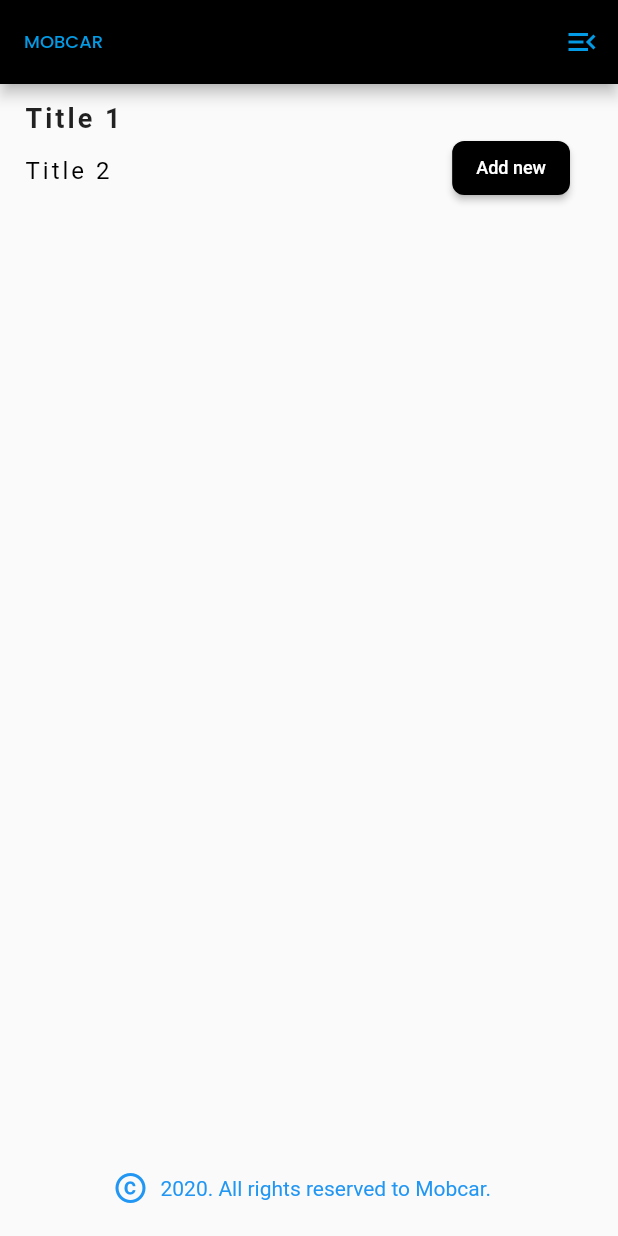
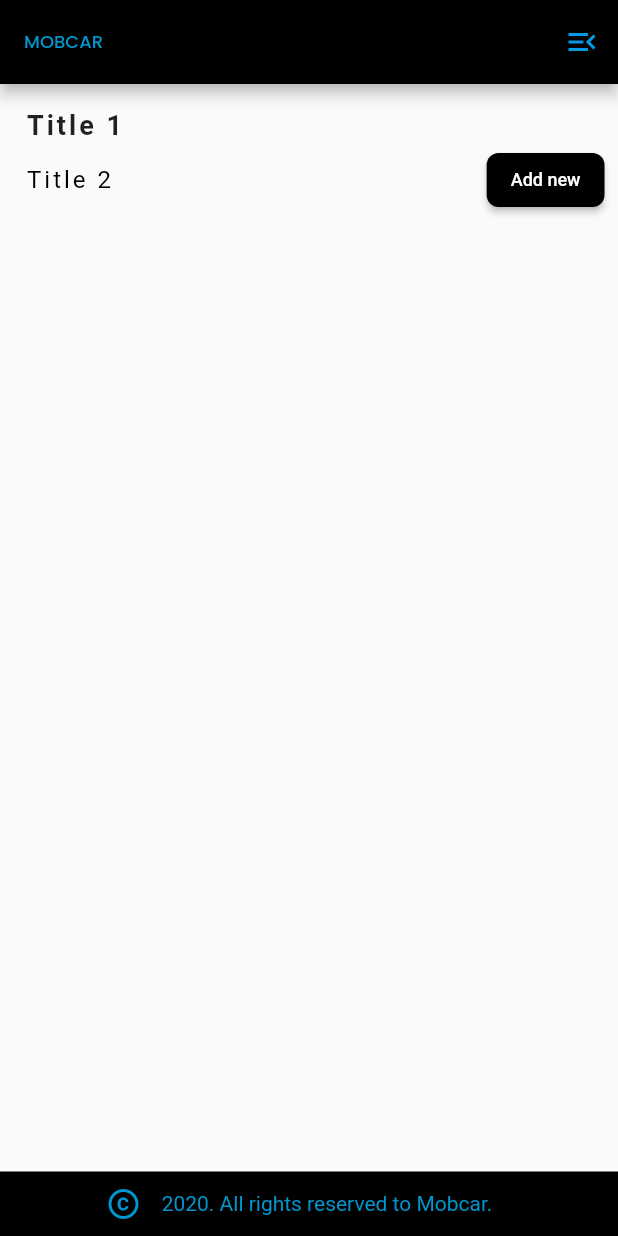
Before and after one commit to vitorfuji/teste_mobcar, a Flutter app: the screen it shows after launch, on a phone screen of 412 x 824 dp. Run offline on Flutter 3.47's test engine with Material 2 defaults, Android fonts, the phone set to English and light mode, and no system bars; our stand-ins replace google_fonts, page_transition; missing offline and left inert: footer.

Commit message:
Alteração HomePage

```diff
--- a/lib/main.dart
+++ b/lib/main.dart
@@ -1,6 +1,7 @@
 import 'package:flutter/material.dart';
 import 'package:flutter/services.dart';
 import 'package:mobcar/pages/home_page.dart';
+import 'package:mobcar/pages/homepagetest.dart';
 
 void main() {
   SystemChrome.setSystemUIOverlayStyle(
@@ -21,7 +22,7 @@ class MobcarApp extends StatelessWidget {
   Widget build(BuildContext context) {
     return const MaterialApp(
       // theme: ThemeData(scaffoldBackgroundColor: const Color(0xFF000000)),
-      home: HomePage(),
+      home: HomePageTest(),
     );
   }
 }
--- /dev/null
+++ b/lib/pages/copyright.dart
@@ -0,0 +1,39 @@
+import 'package:flutter/material.dart';
+import 'package:footer/footer.dart';
+import 'package:footer/footer_view.dart';
+
+class Copyright extends StatefulWidget {
+  const Copyright({Key? key}) : super(key: key);
+
+  @override
+  State<Copyright> createState() => _CopyrightState();
+}
+
+class _CopyrightState extends State<Copyright> {
+  @override
+  Widget build(BuildContext context) {
+    return Container(
+      color: Colors.black,
+      child: Row(
+        mainAxisAlignment: MainAxisAlignment.center,
+        crossAxisAlignment: CrossAxisAlignment.center,
+        children: const [
+          Icon(
+            Icons.copyright,
+            color: Color.fromRGBO(0, 151, 208, 1),
+          ),
+          Padding(
+            padding: EdgeInsets.all(13.5),
+            child: Text(
+              '2020. All rights reserved to Mobcar.',
+              style: TextStyle(
+                color: Color.fromRGBO(0, 151, 208, 1),
+                fontSize: 14.0,
+              ),
+            ),
+          ),
+        ],
+      ),
+    );
+  }
+}
--- a/lib/pages/home_page.dart
+++ b/lib/pages/home_page.dart
@@ -1,4 +1,6 @@
 import 'package:flutter/material.dart';
+import 'package:footer/footer.dart';
+import 'package:footer/footer_view.dart';
 import 'package:mobcar/api/api_cars.dart';
 import 'package:mobcar/pages/menu_appbar.dart';
 import 'package:mobcar/pagging_menu/logo_font.dart';
@@ -205,25 +207,24 @@ class _HomePageState extends State<HomePage> {
               },
             ),
           ),
-          Positioned(
-            bottom: 16.0,
-            left: 75.0,
-            right: 36.0,
-            child: SizedBox(
-              width: double.infinity,
+          FooterView(
+            footer: Footer(
+              backgroundColor: Colors.black,
+              child: Center(
                 child: Row(
+                  mainAxisAlignment: MainAxisAlignment.center,
+                  crossAxisAlignment: CrossAxisAlignment.center,
                   children: const [
                     Icon(
                       Icons.copyright,
-                    color: Colors.blue,
+                      color: Color.fromRGBO(0, 151, 208, 1),
                     ),
                     Padding(
-                    padding: EdgeInsets.all(8.0),
+                      padding: EdgeInsets.all(13.5),
                       child: Text(
                         '2020. All rights reserved to Mobcar.',
-                      textAlign: TextAlign.left,
                         style: TextStyle(
-                        color: Colors.blue,
+                          color: Color.fromRGBO(0, 151, 208, 1),
                           fontSize: 14.0,
                         ),
                       ),
@@ -231,6 +232,8 @@ class _HomePageState extends State<HomePage> {
                   ],
                 ),
               ),
+            ),
+            flex: 1, children: const[], //default flex is 2
           ),
         ],
       ),
--- /dev/null
+++ b/lib/pages/homepagetest.dart
@@ -0,0 +1,93 @@
+import 'package:flutter/material.dart';
+import 'package:mobcar/pages/addnew_button.dart';
+import 'package:mobcar/pages/copyright.dart';
+import 'package:mobcar/pages/menu_appbar.dart';
+import 'package:mobcar/pagging_menu/logo_font.dart';
+import 'package:page_transition/page_transition.dart';
+
+class HomePageTest extends StatefulWidget {
+  const HomePageTest({Key? key}) : super(key: key);
+
+  @override
+  State<HomePageTest> createState() => _HomePageTestState();
+}
+
+class _HomePageTestState extends State<HomePageTest> {
+  final items = ['Item 1, Item 2, Item 3, Item 4'];
+
+  String? value;
+
+  @override
+  Widget build(BuildContext context) {
+    return Scaffold(
+      appBar: AppBar(
+        title: const LogoFont(),
+        backgroundColor: Colors.black,
+        automaticallyImplyLeading: false, //Return buttom
+        actions: [
+          IconButton(
+            icon: const Icon(
+              Icons.menu_open,
+            ),
+            color: Colors.lightBlue[600],
+            onPressed: () {
+              Navigator.of(context, rootNavigator: true).push(
+                PageTransition(
+                  child: const MenuAppBarPage(),
+                  type: PageTransitionType.rightToLeft,
+                  duration: const Duration(milliseconds: 450),
+                ),
+              );
+            },
+          ),
+        ],
+      ),
+      body: Container(
+        padding: const EdgeInsets.all(1),
+        child: Column(
+          children: [
+            Row(
+              children: const [
+                Padding(
+                  padding: EdgeInsets.only(top: 16.0, left: 16.0),
+                  child: Text(
+                    'Title 1',
+                    textAlign: TextAlign.left,
+                    style: TextStyle(
+                      letterSpacing: 2,
+                      fontWeight: FontWeight.bold,
+                      fontSize: 18.0,
+                    ),
+                  ),
+                ),
+              ],
+            ),
+            SizedBox(
+              height: 2,
+            ),
+            Padding(
+              padding: const EdgeInsets.only(left: 16.0),
+              child: Row(
+                children: [
+                  const Text(
+                    'Title 2',
+                    textAlign: TextAlign.left,
+                    style: TextStyle(
+                      letterSpacing: 2,
+                      fontWeight: FontWeight.normal,
+                      color: Colors.black,
+                      fontSize: 16.0,
+                    ),
+                  ),
+                  Expanded(child: Container()),
+                  const AddNewButton(),
+                ],
+              ),
+            ),
+          ],
+        ),
+      ),
+      bottomNavigationBar: const Copyright(),
+    );
+  }
+}
--- a/lib/pagging_menu/logo_font.dart
+++ b/lib/pagging_menu/logo_font.dart
@@ -10,7 +10,7 @@ class LogoFont extends StatelessWidget {
       'MOBCAR',
       textAlign: TextAlign.left,
       style: GoogleFonts.poppins(
-        color: Colors.lightBlue[600],
+        color: const Color.fromRGBO(0, 151, 208, 1),
         fontSize: 12.0,
       ),
     );
--- a/lib/pagging_menu/menu_item_homepage.dart
+++ b/lib/pagging_menu/menu_item_homepage.dart
@@ -5,8 +5,8 @@ class MenuItemHomepage extends StatelessWidget {
   final double? letterSpacing;
   @override
   Widget build(BuildContext context) {
-    return Padding(
-      padding: const EdgeInsets.only(top: 0, right: 16.0),
+    return const Padding(
+      padding: EdgeInsets.only(top: 0, right: 16.0),
       child: Align(
         alignment: Alignment.topRight,
         child: Text(
@@ -14,7 +14,7 @@ class MenuItemHomepage extends StatelessWidget {
           style: TextStyle(
             letterSpacing: 2,
             fontWeight: FontWeight.bold,
-            color: Colors.lightBlue[500],
+            color: Color.fromRGBO(0, 151, 208, 1),
             fontSize: 18.0,
           ),
         ),
```
Also changed, not shown: lib/pages/addnew_button.dart (added, +175 -0 lines), lib/pages/copyright_menu.dart (added, +39 -0 lines), lib/pages/menu_appbar.dart (+3 -25 lines), pubspec.lock. Lines whose indentation alone changed are shown as unchanged.
